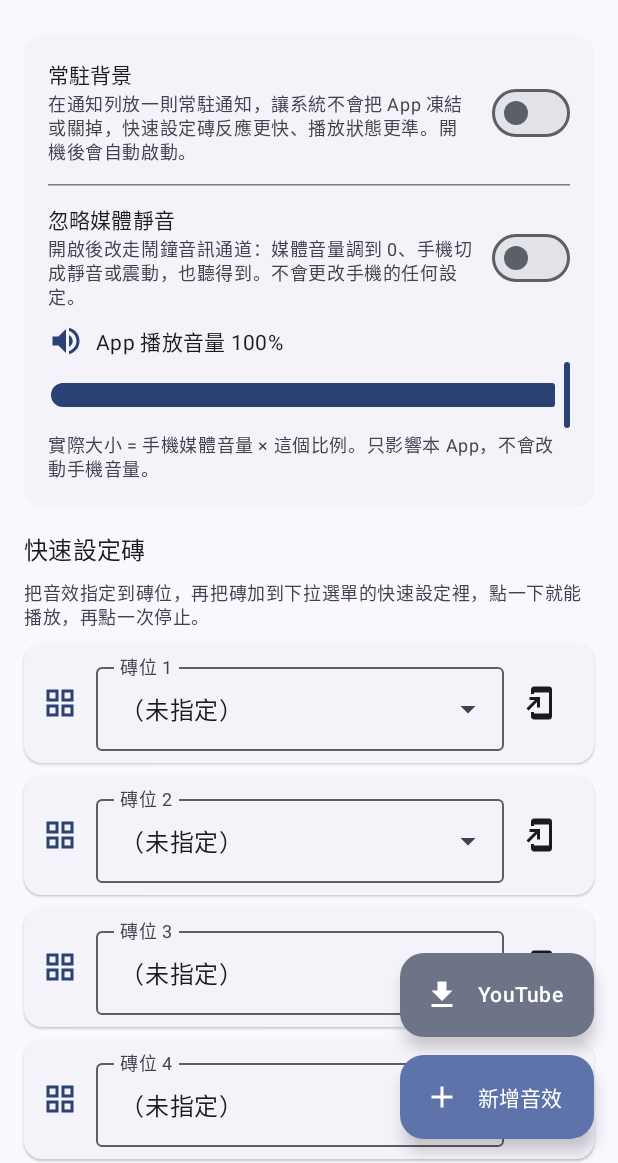
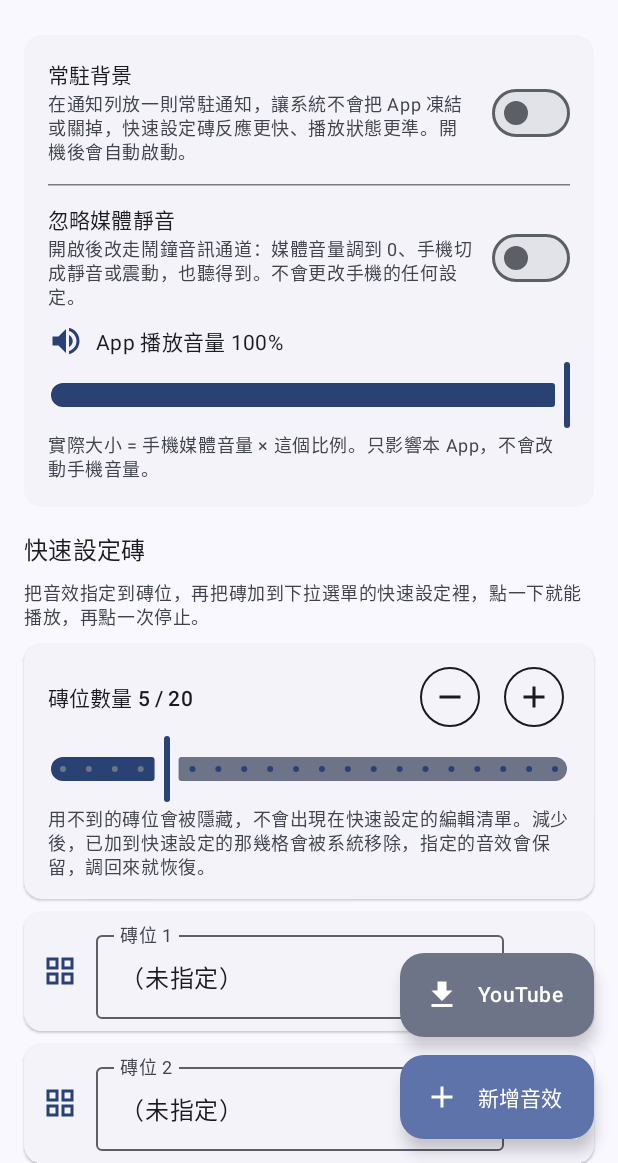
Before and after one commit to ptchen314/SoundBoard-On-Quick-Settings-tile, an Android app built with Jetpack Compose: the screen it shows after launch (MainActivity), on a phone screen of 412 x 824 dp, the part 73-1236 px from its top. Run offline under Robolectric (Android 15) with nearby library versions, the phone set to English and light mode, and no system bars.

Commit message:
upd: 可選數量

```diff
--- a/app/src/main/java/com/soundboard/qstile/MainActivity.kt
+++ b/app/src/main/java/com/soundboard/qstile/MainActivity.kt
@@ -76,6 +76,7 @@ fun SoundBoardScreen(sharedUrl: String? = null, onSharedUrlConsumed: () -> Unit
     val context = LocalContext.current
     val sounds by SoundRepository.sounds.collectAsStateWithLifecycle()
     val slots by SoundRepository.slots.collectAsStateWithLifecycle()
+    val slotCount by SoundRepository.slotCount.collectAsStateWithLifecycle()
     val playingId by SoundPlayer.playingId.collectAsStateWithLifecycle()
 
     var pendingUri by remember { mutableStateOf<Uri?>(null) }
@@ -129,7 +130,8 @@ fun SoundBoardScreen(sharedUrl: String? = null, onSharedUrlConsumed: () -> Unit
                     color = MaterialTheme.colorScheme.onSurfaceVariant,
                 )
             }
-            items((1..SoundRepository.SLOT_COUNT).toList()) { slot ->
+            item { SlotCountControl(slotCount) }
+            items((1..slotCount).toList(), key = { "slot$it" }) { slot ->
                 SlotCard(
                     slot = slot,
                     assigned = SoundRepository.find(slots[slot]),
@@ -154,7 +156,7 @@ fun SoundBoardScreen(sharedUrl: String? = null, onSharedUrlConsumed: () -> Unit
                 SoundRow(
                     sound = sound,
                     playing = playingId == sound.id,
-                    slotsUsing = slots.filterValues { it == sound.id }.keys.sorted(),
+                    slotsUsing = slots.filterKeys { it <= slotCount }.filterValues { it == sound.id }.keys.sorted(),
                     onPlay = {
                         if (!SoundPlayer.toggle(sound) && playingId != sound.id) {
                             Toast.makeText(context, "無法播放這個檔案", Toast.LENGTH_SHORT).show()
@@ -182,7 +184,7 @@ fun SoundBoardScreen(sharedUrl: String? = null, onSharedUrlConsumed: () -> Unit
                     Toast.makeText(context, "匯入失敗", Toast.LENGTH_SHORT).show()
                 } else {
                     // 自動放到第一個空的磚位
-                    val freeSlot = (1..SoundRepository.SLOT_COUNT).firstOrNull { it !in SoundRepository.slots.value }
+                    val freeSlot = SoundRepository.firstFreeSlot()
                     if (freeSlot != null) {
                         SoundRepository.assignSlot(freeSlot, sound.id)
                         Toast.makeText(context, "已指定到磚位 $freeSlot", Toast.LENGTH_SHORT).show()
@@ -286,7 +288,7 @@ private fun PlaybackSettingsCard() {
                 }
                 Spacer(Modifier.width(12.dp))
                 Switch(checked = ignoreMute, onCheckedChange = {
-                    SoundPlayer.stop()
+                    SoundPlayer.releaseAll() // 換音訊通道，要重建播放器
                     SoundRepository.setIgnoreMediaMute(it)
                 })
             }
@@ -371,6 +373,49 @@ private fun BatteryOptimizationHint() {
                     Text("前往${vendor}自啟動設定")
                 }
             }
+        }
+    }
+}
+
+/** 磚位數量：1..20，停用的磚不會出現在快速設定的編輯清單。 */
+@Composable
+private fun SlotCountControl(count: Int) {
+    val context = LocalContext.current
+    var pending by remember(count) { mutableFloatStateOf(count.toFloat()) }
+    fun commit(n: Int) {
+        val c = n.coerceIn(1, SoundRepository.MAX_SLOTS)
+        if (c == SoundRepository.slotCount.value) return
+        SoundRepository.setSlotCount(c)
+        SoundTileService.applyEnabledSlots(context, c)
+    }
+    ElevatedCard(Modifier.fillMaxWidth()) {
+        Column(Modifier.padding(horizontal = 16.dp, vertical = 12.dp)) {
+            Row(verticalAlignment = Alignment.CenterVertically) {
+                Text(
+                    "磚位數量 ${pending.toInt()} / ${SoundRepository.MAX_SLOTS}",
+                    style = MaterialTheme.typography.titleSmall,
+                    modifier = Modifier.weight(1f),
+                )
+                OutlinedIconButton(onClick = { commit(count - 1) }, enabled = count > 1) {
+                    Icon(Icons.Default.Remove, "減少磚位")
+                }
+                Spacer(Modifier.width(8.dp))
+                OutlinedIconButton(onClick = { commit(count + 1) }, enabled = count < SoundRepository.MAX_SLOTS) {
+                    Icon(Icons.Default.Add, "增加磚位")
+                }
+            }
+            Slider(
+                value = pending,
+                onValueChange = { pending = it },
+                onValueChangeFinished = { commit(pending.toInt()) },
+                valueRange = 1f..SoundRepository.MAX_SLOTS.toFloat(),
+                steps = SoundRepository.MAX_SLOTS - 2,
+            )
+            Text(
+                "用不到的磚位會被隱藏，不會出現在快速設定的編輯清單。減少後，已加到快速設定的那幾格會被系統移除，指定的音效會保留，調回來就恢復。",
+                style = MaterialTheme.typography.bodySmall,
+                color = MaterialTheme.colorScheme.onSurfaceVariant,
+            )
         }
     }
 }
--- a/app/src/main/java/com/soundboard/qstile/SoundBoardApp.kt
+++ b/app/src/main/java/com/soundboard/qstile/SoundBoardApp.kt
@@ -11,6 +11,8 @@ class SoundBoardApp : Application() {
         SoundRepository.init(this)
         // 音效名稱或磚位指定改變時，嘗試通知磚更新（打開快速設定時也會自動重算）
         SoundRepository.addChangeListener { SoundTileService.requestRefreshAll(this) }
+        // 依「磚位數量」同步啟用的磚（重新安裝或更新後 Manifest 預設值可能不同）
+        SoundTileService.applyEnabledSlots(this, SoundRepository.slotCount.value)
         // 有開「常駐背景」就啟動服務（程序被系統重啟時也會走到這裡）
         KeepAliveService.startIfEnabled(this)
     }
--- a/app/src/main/java/com/soundboard/qstile/data/SoundRepository.kt
+++ b/app/src/main/java/com/soundboard/qstile/data/SoundRepository.kt
@@ -23,7 +23,9 @@ data class Sound(
  * 音效檔會複製到 App 內部儲存空間，所以原始檔被刪除或移動也不影響播放。
  */
 object SoundRepository {
-    const val SLOT_COUNT = 5
+    /** 預先宣告的磚位總數（Manifest 裡的 SoundTile1..20） */
+    const val MAX_SLOTS = 20
+    const val DEFAULT_SLOTS = 5
 
     private const val PREFS = "soundboard"
     private const val KEY_SOUNDS = "sounds"
@@ -36,7 +38,7 @@ object SoundRepository {
     private val _sounds = MutableStateFlow<List<Sound>>(emptyList())
     val sounds: StateFlow<List<Sound>> = _sounds.asStateFlow()
 
-    /** 磚位編號 (1..SLOT_COUNT) -> 音效 id */
+    /** 磚位編號 (1..MAX_SLOTS) -> 音效 id */
     private val _slots = MutableStateFlow<Map<Int, String>>(emptyMap())
     val slots: StateFlow<Map<Int, String>> = _slots.asStateFlow()
 
@@ -46,6 +48,19 @@ object SoundRepository {
     private val _ignoreMediaMute = MutableStateFlow(false)
     /** 開啟時改用鬧鐘音訊通道播放，媒體音量為 0 或靜音模式時也聽得到。 */
     val ignoreMediaMute: StateFlow<Boolean> = _ignoreMediaMute.asStateFlow()
+
+    private const val KEY_SLOT_COUNT = "slot_count"
+    private val _slotCount = MutableStateFlow(DEFAULT_SLOTS)
+    /** 啟用的磚位數量（1..MAX_SLOTS）。超出範圍的磚位指定會保留，調回來就恢復。 */
+    val slotCount: StateFlow<Int> = _slotCount.asStateFlow()
+
+    fun setSlotCount(count: Int) {
+        _slotCount.value = count.coerceIn(1, MAX_SLOTS)
+        prefs.edit().putInt(KEY_SLOT_COUNT, _slotCount.value).apply()
+    }
+
+    /** 第一個還沒指定音效的啟用中磚位。 */
+    fun firstFreeSlot(): Int? = (1.._slotCount.value).firstOrNull { it !in _slots.value }
 
     private const val KEY_KEEP_ALIVE = "keep_alive"
     private val _keepAlive = MutableStateFlow(false)
@@ -137,6 +152,7 @@ object SoundRepository {
     }
 
     fun delete(id: String) {
+        SoundPlayer.forget(id)
         find(id)?.let { fileOf(it).delete() }
         _sounds.value = _sounds.value.filterNot { it.id == id }
         _slots.value = _slots.value.filterValues { it != id }
@@ -159,12 +175,13 @@ object SoundRepository {
         _ignoreMediaMute.value = prefs.getBoolean(KEY_IGNORE_MEDIA_MUTE, false)
         _playbackVolume.value = prefs.getFloat(KEY_PLAYBACK_VOLUME, 1f)
         _keepAlive.value = prefs.getBoolean(KEY_KEEP_ALIVE, false)
+        _slotCount.value = prefs.getInt(KEY_SLOT_COUNT, DEFAULT_SLOTS).coerceIn(1, MAX_SLOTS)
         val arr = JSONArray(prefs.getString(KEY_SOUNDS, "[]"))
         _sounds.value = (0 until arr.length()).map {
             val o = arr.getJSONObject(it)
             Sound(o.getString("id"), o.getString("name"), o.getString("file"))
         }
-        _slots.value = (1..SLOT_COUNT).mapNotNull { slot ->
+        _slots.value = (1..MAX_SLOTS).mapNotNull { slot ->
             prefs.getString(KEY_SLOT_PREFIX + slot, null)?.let { slot to it }
         }.toMap()
     }
@@ -176,7 +193,7 @@ object SoundRepository {
         }
         prefs.edit().apply {
             putString(KEY_SOUNDS, arr.toString())
-            for (slot in 1..SLOT_COUNT) {
+            for (slot in 1..MAX_SLOTS) {
                 val v = _slots.value[slot]
                 if (v == null) remove(KEY_SLOT_PREFIX + slot) else putString(KEY_SLOT_PREFIX + slot, v)
             }
--- a/app/src/main/java/com/soundboard/qstile/tile/SoundTileService.kt
+++ b/app/src/main/java/com/soundboard/qstile/tile/SoundTileService.kt
@@ -4,6 +4,7 @@ import android.app.PendingIntent
 import android.content.ComponentName
 import android.content.Context
 import android.content.Intent
+import android.content.pm.PackageManager
 import android.os.Build
 import android.os.Handler
 import android.os.Looper
@@ -14,7 +15,7 @@ import com.soundboard.qstile.data.SoundRepository
 
 /**
  * 快速設定磚。Android 規定磚必須事先在 Manifest 宣告，
- * 所以預先提供 SLOT_COUNT 個磚位，每個磚位在 App 內指定要播放的音效。
+ * 所以預先宣告 MAX_SLOTS 個磚位，再依「磚位數量」設定啟用／停用元件。
  *
  * 每次打開快速設定，系統都會呼叫 onStartListening，此時依「預計結束時間」重算狀態，
  * 即使 App 在背景被凍結、沒收到播完回呼，磚也會正確顯示。
@@ -41,6 +42,8 @@ abstract class SoundTileService(private val slot: Int) : TileService() {
         listening = true
         SoundPlayer.addChangeListener(playerListener)
         refresh()
+        // 打開快速設定時先把音效載入好，按下去就能立刻出聲
+        handler.post { SoundRepository.soundForSlot(slot)?.let { SoundPlayer.preload(it) } }
     }
 
     override fun onStopListening() {
@@ -58,7 +61,8 @@ abstract class SoundTileService(private val slot: Int) : TileService() {
             openApp()
             return
         }
-        SoundPlayer.toggle(sound)
+        // 一律從頭播放：連按就連續重播，不會被當成「停止」
+        SoundPlayer.play(sound)
         refresh()
     }
 
@@ -73,7 +77,7 @@ abstract class SoundTileService(private val slot: Int) : TileService() {
         } else {
             val playing = SoundPlayer.isPlaying(sound.id)
             tile.label = sound.name
-            tile.subtitleCompat(if (playing) "播放中…" else "點一下播放")
+            tile.subtitleCompat(if (playing) "播放中・點一下重播" else "點一下播放")
             tile.state = if (playing) Tile.STATE_ACTIVE else Tile.STATE_INACTIVE
             // 快速設定開著時，時間一到就自動轉灰（不依賴 MediaPlayer 回呼）
             if (playing && listening) {
@@ -111,6 +115,21 @@ abstract class SoundTileService(private val slot: Int) : TileService() {
             SoundTile3::class.java,
             SoundTile4::class.java,
             SoundTile5::class.java,
+            SoundTile6::class.java,
+            SoundTile7::class.java,
+            SoundTile8::class.java,
+            SoundTile9::class.java,
+            SoundTile10::class.java,
+            SoundTile11::class.java,
+            SoundTile12::class.java,
+            SoundTile13::class.java,
+            SoundTile14::class.java,
+            SoundTile15::class.java,
+            SoundTile16::class.java,
+            SoundTile17::class.java,
+            SoundTile18::class.java,
+            SoundTile19::class.java,
+            SoundTile20::class.java,
         )
 
         fun componentFor(context: Context, slot: Int) =
@@ -118,8 +137,24 @@ abstract class SoundTileService(private val slot: Int) : TileService() {
 
         /** 請系統重新整理所有磚的顯示（名稱變更等）。 */
         fun requestRefreshAll(context: Context) {
-            for (slot in 1..SoundRepository.SLOT_COUNT) {
+            for (slot in 1..SoundRepository.slotCount.value) {
                 runCatching { requestListeningState(context, componentFor(context, slot)) }
+            }
+        }
+
+        /**
+         * 只啟用前 count 個磚，其餘停用，停用的磚不會出現在快速設定的編輯清單裡。
+         * 這只是開關本 App 自己的元件，不會改動系統設定。
+         */
+        fun applyEnabledSlots(context: Context, count: Int) {
+            val pm = context.packageManager
+            for (slot in 1..SoundRepository.MAX_SLOTS) {
+                val want = if (slot <= count) PackageManager.COMPONENT_ENABLED_STATE_ENABLED
+                else PackageManager.COMPONENT_ENABLED_STATE_DISABLED
+                val cn = componentFor(context, slot)
+                if (pm.getComponentEnabledSetting(cn) != want) {
+                    runCatching { pm.setComponentEnabledSetting(cn, want, PackageManager.DONT_KILL_APP) }
+                }
             }
         }
     }
@@ -130,3 +165,18 @@ class SoundTile2 : SoundTileService(2)
 class SoundTile3 : SoundTileService(3)
 class SoundTile4 : SoundTileService(4)
 class SoundTile5 : SoundTileService(5)
+class SoundTile6 : SoundTileService(6)
+class SoundTile7 : SoundTileService(7)
+class SoundTile8 : SoundTileService(8)
+class SoundTile9 : SoundTileService(9)
+class SoundTile10 : SoundTileService(10)
+class SoundTile11 : SoundTileService(11)
+class SoundTile12 : SoundTileService(12)
+class SoundTile13 : SoundTileService(13)
+class SoundTile14 : SoundTileService(14)
+class SoundTile15 : SoundTileService(15)
+class SoundTile16 : SoundTileService(16)
+class SoundTile17 : SoundTileService(17)
+class SoundTile18 : SoundTileService(18)
+class SoundTile19 : SoundTileService(19)
+class SoundTile20 : SoundTileService(20)
--- a/app/src/main/java/com/soundboard/qstile/ui/YouTubeImport.kt
+++ b/app/src/main/java/com/soundboard/qstile/ui/YouTubeImport.kt
@@ -95,7 +95,7 @@ fun YouTubeImportDialog(
                     sound = SoundRepository.addFromFile(info.title, out)
                     editable = info.durationSec * 1000 <= AudioEdit.MAX_DURATION_MS
                 }
-                val freeSlot = (1..SoundRepository.SLOT_COUNT).firstOrNull { it !in SoundRepository.slots.value }
+                val freeSlot = SoundRepository.firstFreeSlot()
                 if (freeSlot != null) SoundRepository.assignSlot(freeSlot, sound.id)
                 step = Step.Idle
                 onDone(sound, editable)
```
Also changed, not shown: app/build.gradle.kts (+34 -2 lines), app/src/main/AndroidManifest.xml (+186 -0 lines), app/src/main/java/com/soundboard/qstile/data/SoundPlayer.kt (+101 -37 lines), app/src/main/res/values/strings.xml (+15 -0 lines), 2 other files.
